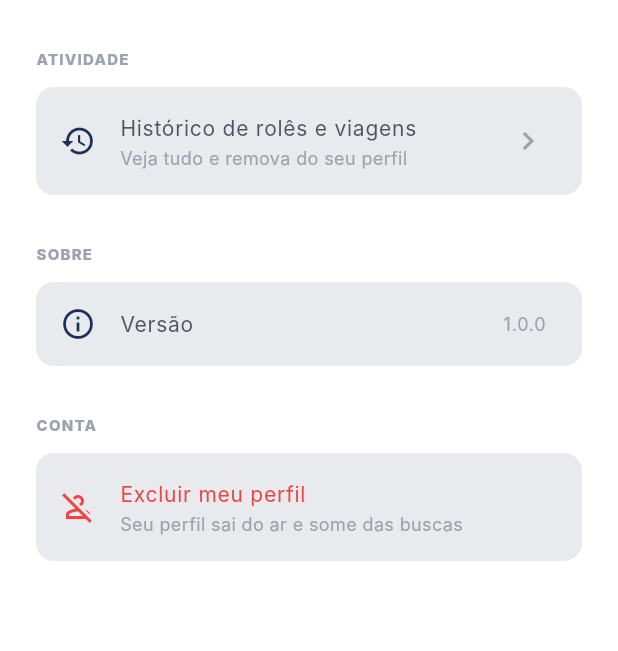
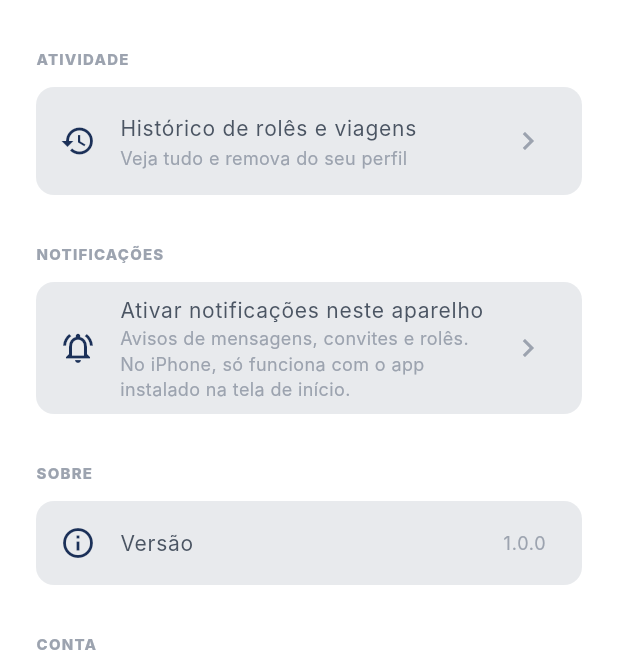
Before and after one commit to Gui-z-Amaral/RIDEPROJECT, a Flutter app: the SettingsScreen screen opened by its route, scrolled down 347 dp, on a phone screen of 412 x 824 dp, the part 585-1236 px from its top. Run offline on Flutter 3.47's test engine with Material 3 defaults, Android fonts, the phone set to English and light mode, and no system bars; our stand-ins replace cached_network_image, firebase_core, firebase_messaging, flutter_cache_manager, flutter_local_notifications, flutter_secure_storage and 10 more; missing offline and left inert: cryptography; accounts and stored records are empty; Roboto replaces fonts that are missing (Inter).

Commit message:
fix(push): iPhone nunca registrava o token
O amigo que testa em iPhone estava com ZERO tokens no banco — o worker nem
tentava enviar, e o log repetia "(sem tokens p/ user ...)". Não era entrega
falhando, era registro que nunca acontecia.

A permissão era pedida em _onAuthenticated(), ou seja depois do await do login.
O Safari do iOS só aceita Notification.requestPermission() DURANTE o gesto do
usuário; passado o await, a ativação por gesto expirou e o pedido é recusado
sem erro. O catch fazia debugPrint e seguia, então nada aparecia. Android e
desktop não exigem o gesto, por isso só o iPhone falhava.

Agora há um caminho explícito em Configurações → Notificações, chamado direto
do toque, que devolve o motivo em vez de engolir: ativado, recusado, sem token
(o caso típico de estar numa aba do Safari em vez do app instalado) ou não
configurado.

Continua valendo a limitação da Apple: no iOS o push web só existe para o app
instalado na tela de início PELO SAFARI. Instalado pelo Chrome, o prompt nunca
aparece — o Chrome no iOS é uma casca do WebKit.

Co-Authored-By: Claude Opus 5 <noreply@anthropic.com>

```diff
--- a/ride_app/lib/features/profile/screens/settings_screen.dart
+++ b/ride_app/lib/features/profile/screens/settings_screen.dart
@@ -4,6 +4,7 @@ import 'package:provider/provider.dart';
 import 'package:supabase_flutter/supabase_flutter.dart';
 import '../../../theme/app_colors.dart';
 import '../../../theme/app_text_styles.dart';
+import '../../../core/services/push_notification_service.dart';
 import '../../../core/services/supabase_auth_service.dart';
 import '../../../core/utils/extensions.dart';
 import '../../auth/viewmodels/auth_viewmodel.dart';
@@ -14,6 +15,33 @@ import '../viewmodels/profile_viewmodel.dart';
 /// futuramente criar eventos com programação na tela inicial.
 class SettingsScreen extends StatelessWidget {
   const SettingsScreen({super.key});
+
+  /// Pede a permissão de notificação. Chamado DIRETO do toque, sem await antes:
+  /// o Safari do iOS só aceita o pedido durante o gesto do usuário, e era por
+  /// isso que o iPhone ficava sem token nenhum (o pedido automático após o
+  /// login já vinha depois do await e era recusado em silêncio).
+  Future<void> _ativarNotificacoes(BuildContext context) async {
+    final r = await PushNotificationService.instance.enableFromUserGesture();
+    if (!context.mounted) return;
+    switch (r) {
+      case PushEnableResult.ativado:
+        context.showSnack('Notificações ativadas neste aparelho.');
+      case PushEnableResult.recusado:
+        context.showSnack(
+            'Notificações bloqueadas. Libere nas configurações do navegador '
+            'ou do aparelho e tente de novo.',
+            isError: true);
+      case PushEnableResult.semToken:
+        context.showSnack(
+            'Não deu para ativar aqui. No iPhone é preciso instalar o app na '
+            'tela de início (Compartilhar → Adicionar à Tela de Início) e abrir '
+            'por lá.',
+            isError: true);
+      case PushEnableResult.naoConfigurado:
+        context.showSnack('Notificações não estão configuradas nesta versão.',
+            isError: true);
+    }
+  }
 
   /// Desativa a conta. Não apaga: a lei brasileira exige guardar os dados por
   /// pelo menos 6 meses, então o perfil é desligado e os dados pessoais ficam
@@ -285,6 +313,31 @@ class SettingsScreen extends StatelessWidget {
 
           const SizedBox(height: 32),
 
+          // ── Notificações ───────────────────────────────────────
+          const _SectionLabel('Notificações'),
+          const SizedBox(height: 12),
+          Container(
+            decoration: BoxDecoration(
+              color: AppColors.inputFill,
+              borderRadius: BorderRadius.circular(12),
+            ),
+            child: ListTile(
+              leading:
+                  Icon(Icons.notifications_active_outlined, color: AppColors.navy),
+              title: Text('Ativar notificações neste aparelho',
+                  style: AppTextStyles.bodyMedium),
+              subtitle: Text(
+                  'Avisos de mensagens, convites e rolês. No iPhone, só funciona '
+                  'com o app instalado na tela de início.',
+                  style: AppTextStyles.bodySmall
+                      .copyWith(color: AppColors.textMuted)),
+              trailing: Icon(Icons.chevron_right, color: AppColors.textMuted),
+              onTap: () => _ativarNotificacoes(context),
+            ),
+          ),
+
+          const SizedBox(height: 32),
+
           // ── Sobre ──────────────────────────────────────────────
           const _SectionLabel('Sobre'),
           const SizedBox(height: 12),
```
Also changed, not shown: ride_app/lib/core/services/push_notification_service.dart (+60 -0 lines).
